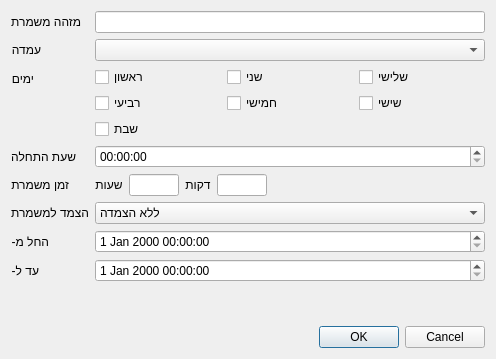
Old version of the form ui/ShiftDialog.ui in the repository omertal88/shavzak.
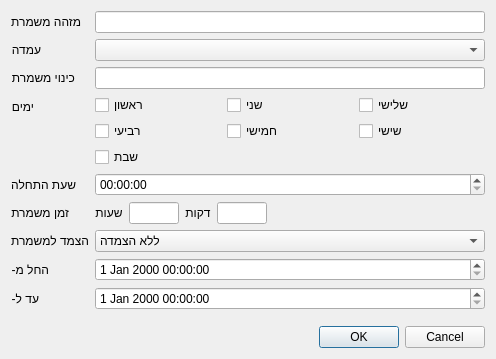
New version of the form.

The edit to the form file:
```diff
--- a/ui/ShiftDialog.ui
+++ b/ui/ShiftDialog.ui
@@ -26,14 +26,14 @@
      <item row="1" column="1">
       <widget class="QComboBox" name="positionCombo"/>
      </item>
-     <item row="2" column="0">
+     <item row="3" column="0">
       <widget class="QLabel" name="label">
        <property name="text">
         <string>ימים</string>
        </property>
       </widget>
      </item>
-     <item row="2" column="1">
+     <item row="3" column="1">
       <layout class="QGridLayout" name="gridLayout">
        <item row="0" column="0">
         <widget class="QCheckBox" name="sundayCheck">
@@ -86,24 +86,24 @@
        </item>
       </layout>
      </item>
-     <item row="3" column="0">
+     <item row="4" column="0">
       <widget class="QLabel" name="label_2">
        <property name="text">
         <string>שעת התחלה</string>
        </property>
       </widget>
      </item>
-     <item row="3" column="1">
+     <item row="4" column="1">
       <widget class="QTimeEdit" name="fromTime"/>
      </item>
-     <item row="4" column="0">
+     <item row="5" column="0">
       <widget class="QLabel" name="label_3">
        <property name="text">
         <string>זמן משמרת</string>
        </property>
       </widget>
      </item>
-     <item row="4" column="1">
+     <item row="5" column="1">
       <layout class="QHBoxLayout" name="horizontalLayout">
        <item>
         <widget class="QLabel" name="label_5">
@@ -172,14 +172,14 @@
        </item>
       </layout>
      </item>
-     <item row="5" column="0">
+     <item row="6" column="0">
       <widget class="QLabel" name="label_7">
        <property name="text">
         <string>הצמד למשמרת</string>
        </property>
       </widget>
      </item>
-     <item row="5" column="1">
+     <item row="6" column="1">
       <widget class="QComboBox" name="stickToShiftCombo">
        <item>
         <property name="text">
@@ -188,24 +188,24 @@
        </item>
       </widget>
      </item>
-     <item row="6" column="0">
+     <item row="7" column="0">
       <widget class="QLabel" name="label_8">
        <property name="text">
         <string>החל מ-</string>
        </property>
       </widget>
      </item>
-     <item row="7" column="0">
+     <item row="8" column="0">
       <widget class="QLabel" name="label_9">
        <property name="text">
         <string>עד ל-</string>
        </property>
       </widget>
      </item>
-     <item row="6" column="1">
-      <widget class="QDateTimeEdit" name="validFromDatetime"/>
-     </item>
      <item row="7" column="1">
+      <widget class="QDateTimeEdit" name="validFromDatetime"/>
+     </item>
+     <item row="8" column="1">
       <widget class="QDateTimeEdit" name="validUntilDatetime"/>
      </item>
      <item row="0" column="0">
@@ -222,6 +222,16 @@
        </property>
       </widget>
      </item>
+     <item row="2" column="0">
+      <widget class="QLabel" name="label_11">
+       <property name="text">
+        <string>כינוי משמרת</string>
+       </property>
+      </widget>
+     </item>
+     <item row="2" column="1">
+      <widget class="QLineEdit" name="nicknameEdit"/>
+     </item>
     </layout>
    </item>
    <item>
```
Left out of the diff: 30 changed lines with no effect on the pictures.
